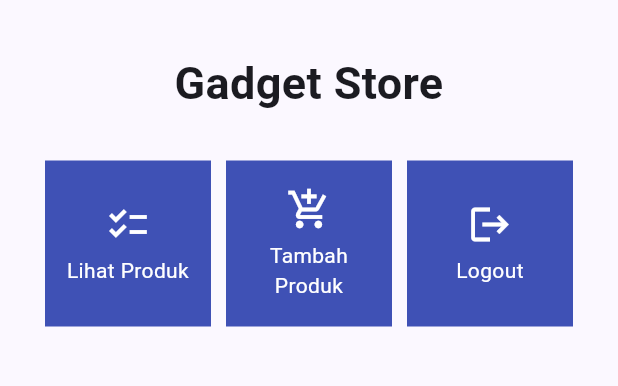
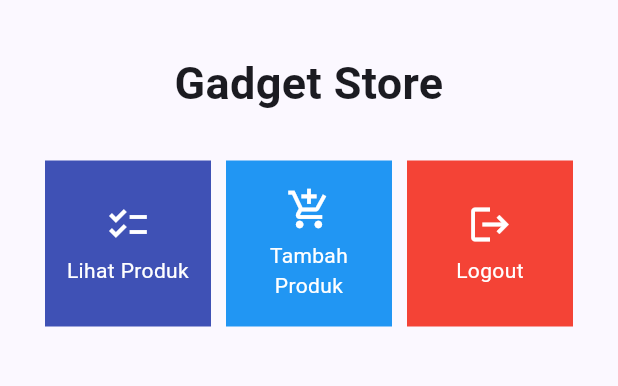
Before and after one commit to WahyuSuryansyah/wahyus_shop_flutter, a Flutter app: the screen it shows after launch, on a phone screen of 412 x 824 dp, the part 63-449 px from its top. Run offline on Flutter 3.47's test engine with Material 2 defaults, Android fonts, the light colour scheme and no system bars.

Commit message:
Tugas 7 Selesai

```diff
--- a/lib/menu.dart
+++ b/lib/menu.dart
@@ -4,9 +4,9 @@
   MyHomePage({Key? key}) : super(key: key);
 
   final List<ShopItem> items = [
-      ShopItem("Lihat Produk", Icons.checklist),
-      ShopItem("Tambah Produk", Icons.add_shopping_cart),
-      ShopItem("Logout", Icons.logout),
+    ShopItem("Lihat Produk", Icons.checklist, Colors.indigo), // Warna indigo
+    ShopItem("Tambah Produk", Icons.add_shopping_cart, Colors.blue), // Warna biru
+    ShopItem("Logout", Icons.logout, Colors.red), // Warna merah
   ];
 
   @override
@@ -18,17 +18,14 @@
         ),
       ),
       body: SingleChildScrollView(
-        // Widget wrapper yang dapat discroll
         child: Padding(
-          padding: const EdgeInsets.all(10.0), // Set padding dari halaman
+          padding: const EdgeInsets.all(10.0),
           child: Column(
-            // Widget untuk menampilkan children secara vertikal
             children: <Widget>[
               const Padding(
                 padding: EdgeInsets.only(top: 10.0, bottom: 10.0),
-                // Widget Text untuk menampilkan tulisan dengan alignment center dan style yang sesuai
                 child: Text(
-                  'Gadget Store', // Text yang menandakan toko
+                  'Gadget Store',
                   textAlign: TextAlign.center,
                   style: TextStyle(
                     fontSize: 30,
@@ -36,9 +33,7 @@
                   ),
                 ),
               ),
-              // Grid layout
               GridView.count(
-                // Container pada card kita.
                 primary: true,
                 padding: const EdgeInsets.all(20),
                 crossAxisSpacing: 10,
@@ -46,7 +41,6 @@
                 crossAxisCount: 3,
                 shrinkWrap: true,
                 children: items.map((ShopItem item) {
-                  // Iterasi untuk setiap item
                   return ShopCard(item);
                 }).toList(),
               ),
@@ -61,30 +55,28 @@
 class ShopItem {
   final String name;
   final IconData icon;
+  final Color backgroundColor; // Menambahkan warna latar belakang
 
-  ShopItem(this.name, this.icon);
+  ShopItem(this.name, this.icon, this.backgroundColor);
 }
 
 class ShopCard extends StatelessWidget {
   final ShopItem item;
 
-  const ShopCard(this.item, {super.key}); // Constructor
+  const ShopCard(this.item, {super.key});
 
   @override
   Widget build(BuildContext context) {
     return Material(
-      color: Colors.indigo,
+      color: item.backgroundColor, // Menggunakan warna latar belakang dari item
       child: InkWell(
-        // Area responsive terhadap sentuhan
         onTap: () {
-          // Memunculkan SnackBar ketika diklik
           ScaffoldMessenger.of(context)
             ..hideCurrentSnackBar()
             ..showSnackBar(SnackBar(
                 content: Text("Kamu telah menekan tombol ${item.name}!")));
         },
         child: Container(
-          // Container untuk menyimpan Icon dan Text
           padding: const EdgeInsets.all(8),
           child: Center(
             child: Column(
```
Also changed, not shown: 1 other file. Lines whose indentation alone changed are shown as unchanged.
